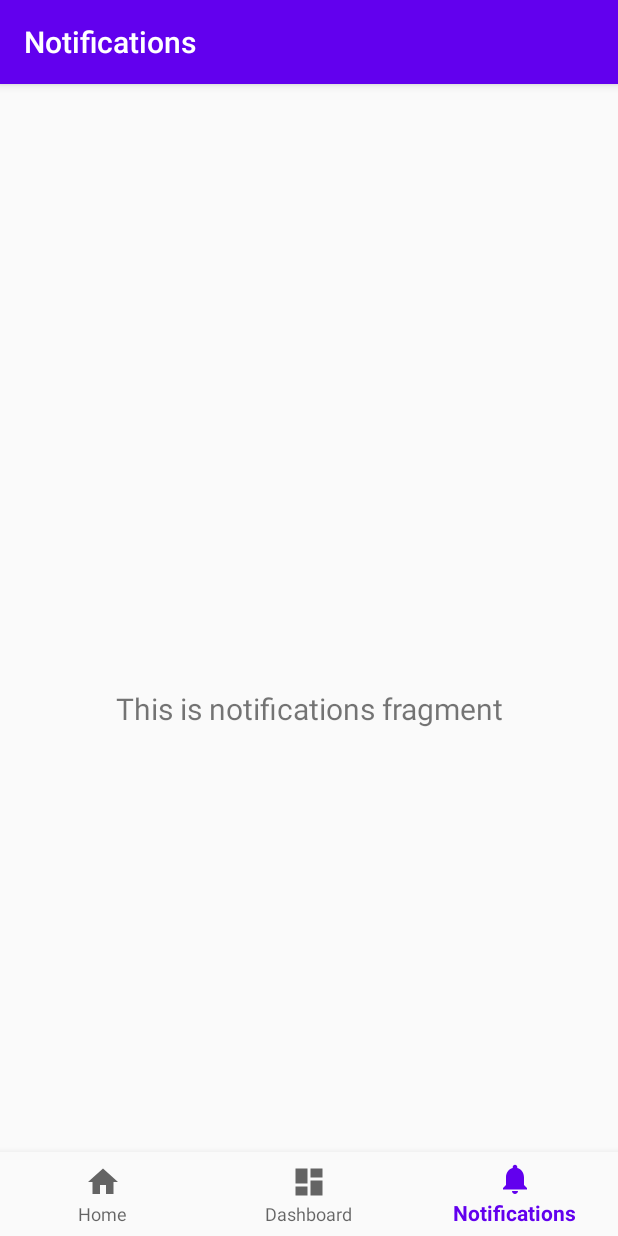
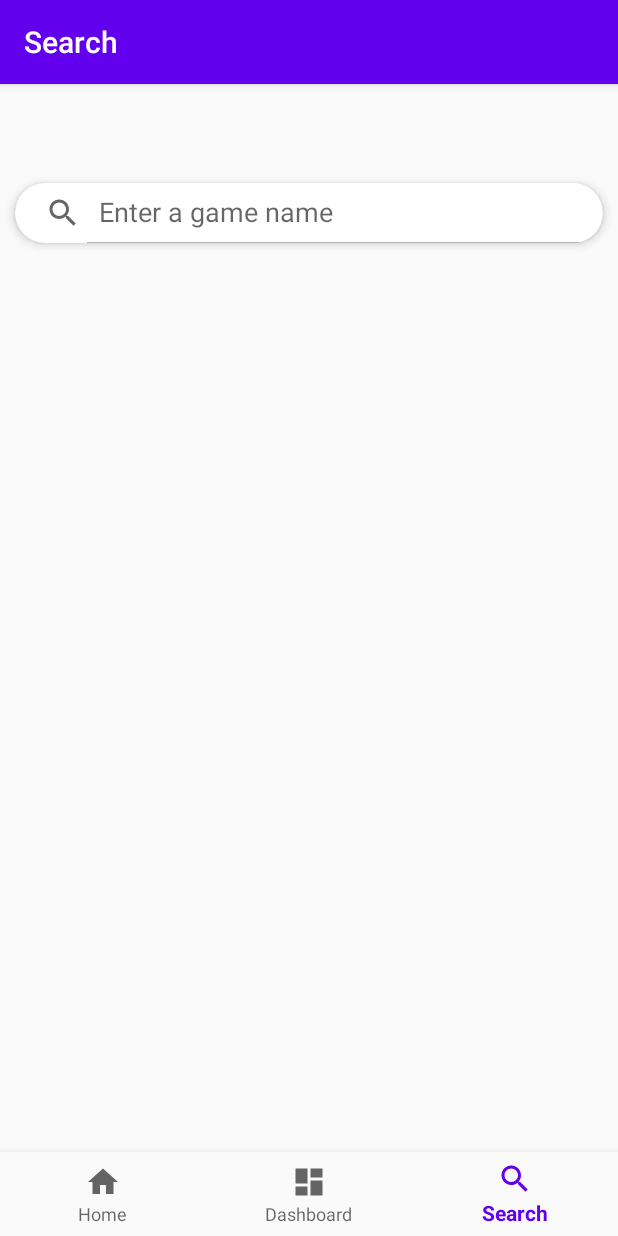
Before and after one commit to Mal3kit/RawG, an Android app: the screen it shows after launch (MainActivity), item 3 of the bottom bar chosen, on a phone screen of 412 x 824 dp. Run offline under Robolectric (Android 15) with nearby library versions, the phone set to English and light mode, and no system bars; our stand-ins replace ButterKnife, Room's generated code, navigation-ui.

Commit message:
WIP : fragment search

```diff
--- a/app/src/main/AndroidManifest.xml
+++ b/app/src/main/AndroidManifest.xml
@@ -3,6 +3,7 @@
     package="xyz.kida.rawg">
 
     <application
+        android:name="xyz.kida.RawGApp"
         android:allowBackup="true"
         android:icon="@mipmap/ic_launcher"
         android:label="@string/app_name"
--- a/app/src/main/java/xyz/kida/RawGApp.java
+++ b/app/src/main/java/xyz/kida/RawGApp.java
@@ -1,11 +1,14 @@
 package xyz.kida;
 
 import android.app.Application;
+
+import xyz.kida.rawg.data.di.FakeDependencyInjection;
 
 public class RawGApp extends Application {
 
     @Override
     public void onCreate() {
         super.onCreate();
+        FakeDependencyInjection.setApplicationContext(this);
     }
 }
--- a/app/src/main/java/xyz/kida/rawg/MainActivity.java
+++ b/app/src/main/java/xyz/kida/rawg/MainActivity.java
@@ -27,7 +27,7 @@ public class MainActivity extends AppCompatActivity {
         // Passing each menu ID as a set of Ids because each
         // menu should be considered as top level destinations.
         AppBarConfiguration appBarConfiguration = new AppBarConfiguration.Builder(
-                R.id.navigation_home, R.id.navigation_dashboard, R.id.navigation_notifications)
+                R.id.navigation_home, R.id.navigation_dashboard, R.id.navigation_search)
                 .build();
         NavController navController = Navigation.findNavController(this, R.id.nav_host_fragment);
         NavigationUI.setupActionBarWithNavController(this, navController, appBarConfiguration);
--- a/app/src/main/java/xyz/kida/rawg/data/di/FakeDependencyInjection.java
+++ b/app/src/main/java/xyz/kida/rawg/data/di/FakeDependencyInjection.java
@@ -5,8 +5,6 @@ import android.content.Context;
 import androidx.room.Room;
 
 import com.google.gson.Gson;
-
-import java.util.concurrent.TimeUnit;
 
 import okhttp3.OkHttpClient;
 import okhttp3.logging.HttpLoggingInterceptor;
--- a/app/src/main/java/xyz/kida/rawg/ui/notifications/NotificationsFragment.java
+++ /dev/null
@@ -1,35 +0,0 @@
-package xyz.kida.rawg.ui.notifications;
-
-import android.os.Bundle;
-import android.view.LayoutInflater;
-import android.view.View;
-import android.view.ViewGroup;
-import android.widget.TextView;
-
-import androidx.annotation.NonNull;
-import androidx.annotation.Nullable;
-import androidx.fragment.app.Fragment;
-import androidx.lifecycle.Observer;
-import androidx.lifecycle.ViewModelProviders;
-
-import xyz.kida.rawg.R;
-
-public class NotificationsFragment extends Fragment {
-
-    private NotificationsViewModel notificationsViewModel;
-
-    public View onCreateView(@NonNull LayoutInflater inflater,
-                             ViewGroup container, Bundle savedInstanceState) {
-        notificationsViewModel =
-                ViewModelProviders.of(this).get(NotificationsViewModel.class);
-        View root = inflater.inflate(R.layout.fragment_notifications, container, false);
-        final TextView textView = root.findViewById(R.id.text_notifications);
-        notificationsViewModel.getText().observe(getViewLifecycleOwner(), new Observer<String>() {
-            @Override
-            public void onChanged(@Nullable String s) {
-                textView.setText(s);
-            }
-        });
-        return root;
-    }
-}
--- a/app/src/main/java/xyz/kida/rawg/ui/notifications/NotificationsViewModel.java
+++ b/app/src/main/java/xyz/kida/rawg/ui/search/NotificationsViewModel.java
@@ -1,4 +1,4 @@
-package xyz.kida.rawg.ui.notifications;
+package xyz.kida.rawg.ui.search;
 
 import androidx.lifecycle.LiveData;
 import androidx.lifecycle.MutableLiveData;
--- /dev/null
+++ b/app/src/main/java/xyz/kida/rawg/ui/search/SearchFragment.java
@@ -0,0 +1,24 @@
+package xyz.kida.rawg.ui.search;
+
+import android.os.Bundle;
+import android.view.LayoutInflater;
+import android.view.View;
+import android.view.ViewGroup;
+import android.widget.TextView;
+
+import androidx.annotation.NonNull;
+import androidx.annotation.Nullable;
+import androidx.fragment.app.Fragment;
+import androidx.lifecycle.Observer;
+import androidx.lifecycle.ViewModelProviders;
+
+import xyz.kida.rawg.R;
+
+public class SearchFragment extends Fragment {
+
+    public View onCreateView(@NonNull LayoutInflater inflater,
+                             ViewGroup container, Bundle savedInstanceState) {
+        View root = inflater.inflate(R.layout.fragment_search, container, false);
+        return root;
+    }
+}
--- /dev/null
+++ b/app/src/main/res/drawable/ic_search_24px.xml
@@ -0,0 +1,9 @@
+<vector xmlns:android="http://schemas.android.com/apk/res/android"
+    android:width="24dp"
+    android:height="24dp"
+    android:viewportWidth="24"
+    android:viewportHeight="24">
+  <path
+      android:fillColor="#FF000000"
+      android:pathData="M15.5,14h-0.79l-0.28,-0.27C15.41,12.59 16,11.11 16,9.5 16,5.91 13.09,3 9.5,3S3,5.91 3,9.5 5.91,16 9.5,16c1.61,0 3.09,-0.59 4.23,-1.57l0.27,0.28v0.79l5,4.99L20.49,19l-4.99,-5zM9.5,14C7.01,14 5,11.99 5,9.5S7.01,5 9.5,5 14,7.01 14,9.5 11.99,14 9.5,14z"/>
+</vector>
--- a/app/src/main/res/layout/fragment_notifications.xml
+++ /dev/null
@@ -1,22 +0,0 @@
-<?xml version="1.0" encoding="utf-8"?>
-<androidx.constraintlayout.widget.ConstraintLayout xmlns:android="http://schemas.android.com/apk/res/android"
-    xmlns:app="http://schemas.android.com/apk/res-auto"
-    xmlns:tools="http://schemas.android.com/tools"
-    android:layout_width="match_parent"
-    android:layout_height="match_parent"
-    tools:context=".ui.notifications.NotificationsFragment">
-
-    <TextView
-        android:id="@+id/text_notifications"
-        android:layout_width="match_parent"
-        android:layout_height="wrap_content"
-        android:layout_marginStart="8dp"
-        android:layout_marginTop="8dp"
-        android:layout_marginEnd="8dp"
-        android:textAlignment="center"
-        android:textSize="20sp"
-        app:layout_constraintBottom_toBottomOf="parent"
-        app:layout_constraintEnd_toEndOf="parent"
-        app:layout_constraintStart_toStartOf="parent"
-        app:layout_constraintTop_toTopOf="parent" />
-</androidx.constraintlayout.widget.ConstraintLayout>
--- /dev/null
+++ b/app/src/main/res/layout/fragment_search.xml
@@ -0,0 +1,48 @@
+<?xml version="1.0" encoding="utf-8"?>
+<androidx.constraintlayout.widget.ConstraintLayout
+    xmlns:android="http://schemas.android.com/apk/res/android"
+    xmlns:app="http://schemas.android.com/apk/res-auto"
+    android:layout_width="match_parent"
+    android:layout_height="match_parent">
+
+    <androidx.cardview.widget.CardView
+        android:id="@+id/search_gameview"
+        android:layout_width="match_parent"
+        android:layout_height="wrap_content"
+        android:layout_margin="10dp"
+        app:cardCornerRadius="20dp"
+        app:cardElevation="4dp"
+        app:layout_constraintTop_toTopOf="parent">
+
+        <androidx.appcompat.widget.SearchView
+            android:id="@+id/search_view"
+            android:layout_width="match_parent"
+            android:layout_height="40dp"
+            android:clickable="true"
+            app:queryHint="@string/search_hint"
+            app:iconifiedByDefault="false" />
+
+    </androidx.cardview.widget.CardView>
+
+
+    <ProgressBar
+        android:id="@+id/progress_bar"
+        style="?android:attr/progressBarStyle"
+        android:layout_width="20dp"
+        android:layout_height="20dp"
+        android:layout_marginTop="25dp"
+        android:layout_marginBottom="20dp"
+        android:visibility="gone"
+        app:layout_constraintLeft_toLeftOf="parent"
+        app:layout_constraintRight_toRightOf="parent"
+        app:layout_constraintTop_toBottomOf="@id/search_gameview" />
+
+    <androidx.recyclerview.widget.RecyclerView
+        android:id="@+id/fragment_search_recycler_view"
+        android:layout_width="match_parent"
+        android:layout_height="0dp"
+        android:layout_marginTop="5dp"
+        app:layout_constraintBottom_toBottomOf="parent"
+        app:layout_constraintTop_toBottomOf="@id/progress_bar" />
+
+</androidx.constraintlayout.widget.ConstraintLayout>
--- a/app/src/main/res/menu/bottom_nav_menu.xml
+++ b/app/src/main/res/menu/bottom_nav_menu.xml
@@ -12,8 +12,8 @@
         android:title="@string/title_dashboard" />
 
     <item
-        android:id="@+id/navigation_notifications"
-        android:icon="@drawable/ic_notifications_black_24dp"
-        android:title="@string/title_notifications" />
+        android:id="@+id/navigation_search"
+        android:icon="@drawable/ic_search_24px"
+        android:title="@string/title_search" />
 
 </menu>
--- a/app/src/main/res/navigation/mobile_navigation.xml
+++ b/app/src/main/res/navigation/mobile_navigation.xml
@@ -18,8 +18,8 @@
         tools:layout="@layout/fragment_dashboard" />
 
     <fragment
-        android:id="@+id/navigation_notifications"
-        android:name="xyz.kida.rawg.ui.notifications.NotificationsFragment"
-        android:label="@string/title_notifications"
-        tools:layout="@layout/fragment_notifications" />
+        android:id="@+id/navigation_search"
+        android:name="xyz.kida.rawg.ui.search.SearchFragment"
+        android:label="@string/title_search"
+        tools:layout="@layout/fragment_search" />
 </navigation>
--- a/app/src/main/res/values/strings.xml
+++ b/app/src/main/res/values/strings.xml
@@ -2,5 +2,6 @@
     <string name="app_name">RawG</string>
     <string name="title_home">Home</string>
     <string name="title_dashboard">Dashboard</string>
-    <string name="title_notifications">Notifications</string>
+    <string name="title_search">Search</string>
+    <string name="search_hint">Enter a game name</string>
 </resources>
```
